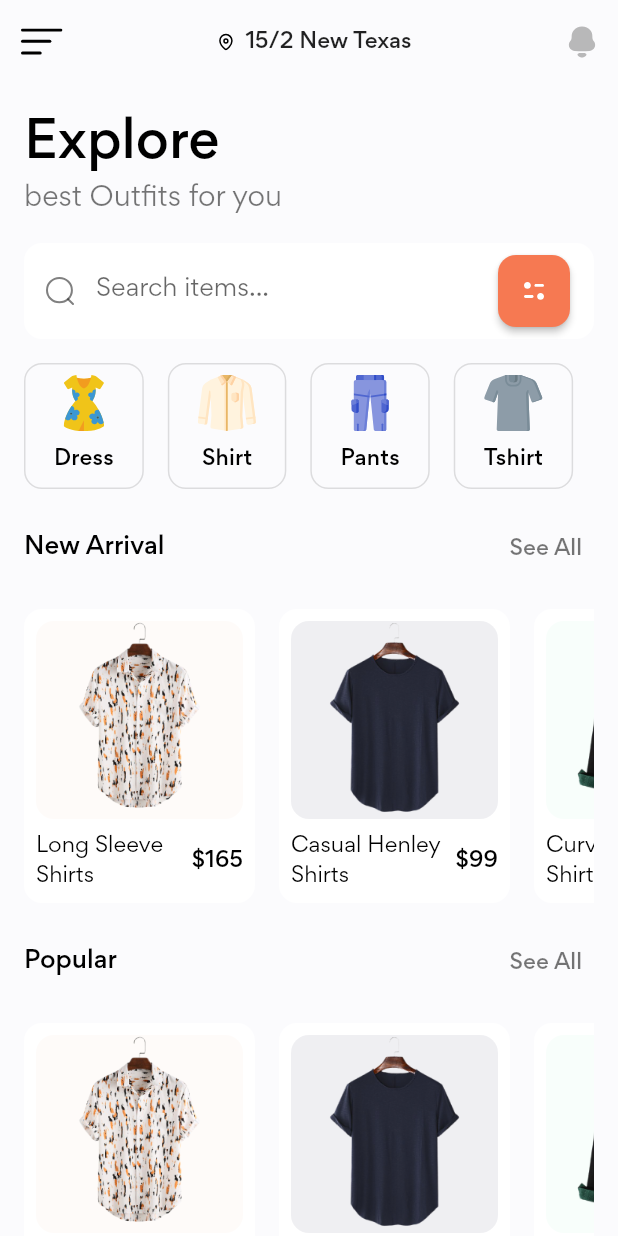
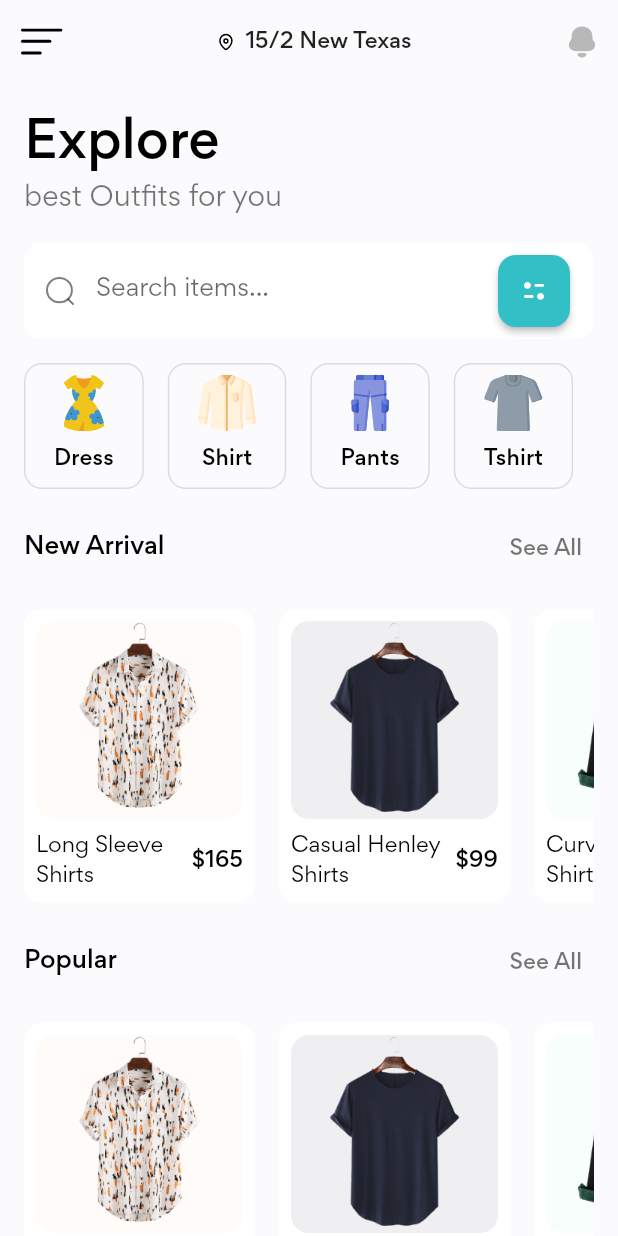
Before and after one commit to fahryalfaro420/eccommerce-app, a Flutter app: the screen it shows after launch, on a phone screen of 412 x 824 dp. Run offline on Flutter 3.47's test engine with Material 2 defaults, Android fonts, the phone set to English and light mode, and no system bars; our stand-ins replace flutter_svg.

Commit message:
Update Color

```diff
--- a/lib/constants.dart
+++ b/lib/constants.dart
@@ -1,6 +1,6 @@
 import 'package:flutter/material.dart';
 
-const Color primaryColor = Color(0xFFF67952);
+const Color primaryColor = Color(0xFF32BFC5);
 const Color bgColor = Color(0xFFFBFBFD);
 
 const double defaultPadding = 16.0;
```
